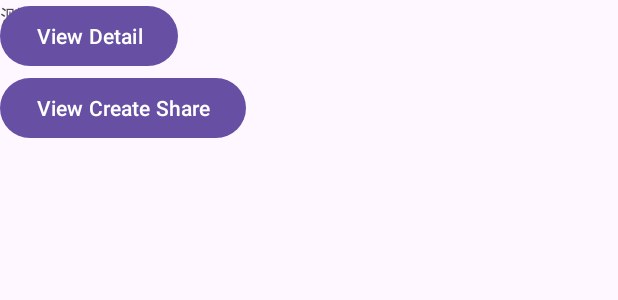
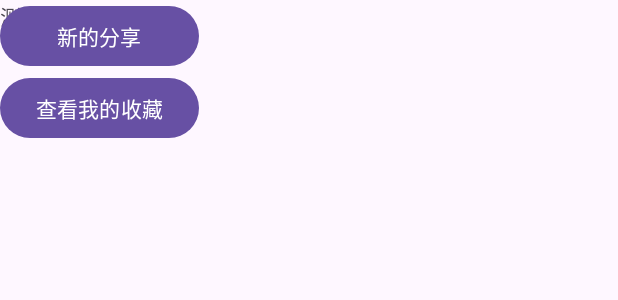
Before and after one commit to chenyi0008/photoSharing, an Android app: the layout fragment_test.xml on its own in the app's theme, with its tools: preview values and no code run, on a phone screen of 412 x 824 dp. Shown: the top 300 px of the screen. Run offline under Robolectric (Android 15) with nearby library versions, the phone set to English and light mode, and no system bars; network calls fail.

```diff
--- a/app/src/main/res/layout/activity_share_detail.xml
+++ b/app/src/main/res/layout/activity_share_detail.xml
@@ -87,7 +87,7 @@
     <TextView
         android:layout_width="wrap_content"
         android:layout_height="25dp"
-        android:text="comment:"
+        android:text="评论:"
         android:textSize="20sp"
         android:textStyle="bold"
         android:layout_marginBottom="2dp" />
--- a/app/src/main/res/layout/fragment_test.xml
+++ b/app/src/main/res/layout/fragment_test.xml
@@ -19,18 +19,17 @@
         android:orientation="vertical">
 
         <Button
-            android:id="@+id/viewDetailButton"
-            android:layout_width="wrap_content"
+            android:id="@+id/viewCreateShareButton"
+            android:layout_width="match_parent"
             android:layout_height="wrap_content"
-            android:onClick="openDetailActivity"
-            android:text="View Detail" />
+            android:text="新的分享" />
 
         <Button
-            android:id="@+id/viewCreateShareButton"
-            android:layout_width="wrap_content"
+            android:id="@+id/viewCollect"
+            android:layout_width="match_parent"
             android:layout_height="wrap_content"
             android:onClick="openCreateShareActivity"
-            android:text="View Create Share" />
+            android:text="查看我的收藏" />
 
     </LinearLayout>
 
--- a/app/src/main/res/layout/list_view.xml
+++ b/app/src/main/res/layout/list_view.xml
@@ -7,6 +7,7 @@
     android:layout_height="match_parent">
 
     <RelativeLayout
+        android:id="@+id/shareitem"
         android:layout_width="414dp"
         android:layout_height="378dp"
         app:layout_constraintBottom_toBottomOf="parent"
```
Also changed, not shown: app/src/main/java/com/example/photosharing/MainActivity.java (+0 -36 lines), app/src/main/java/com/example/photosharing/ShareDetailActivity.java (+3 -9 lines), app/src/main/java/com/example/photosharing/fragment/TestFragment.java (+17 -2 lines), app/src/main/java/com/example/photosharing/model/ImageAdapter.java (+35 -0 lines).
